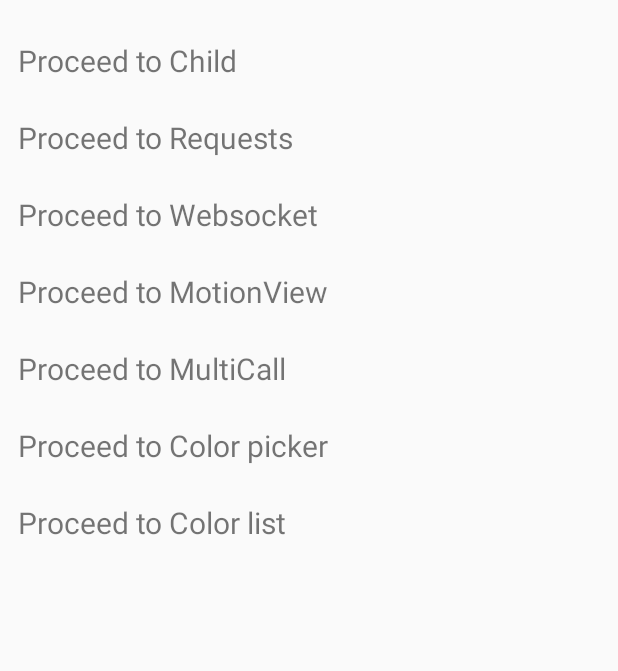
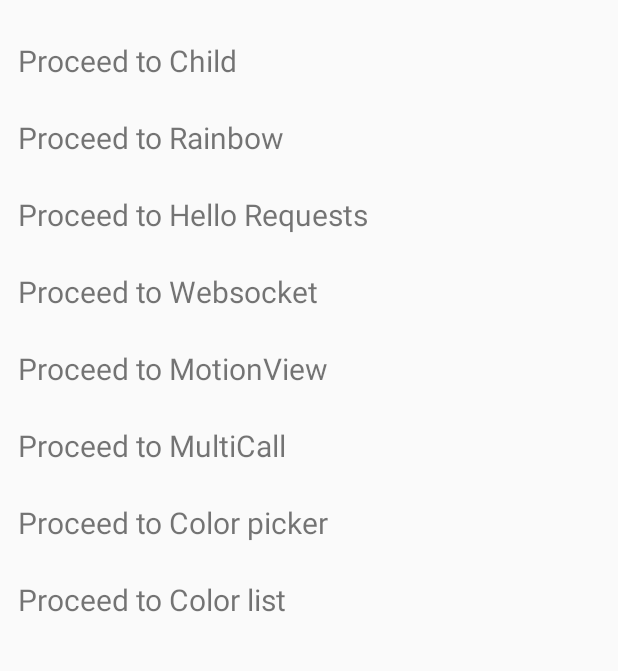
Before and after one commit to ildar2/MySandbox, an Android app: the screen it shows after launch (MainActivity), on a phone screen of 412 x 824 dp, the part 62-733 px from its top. Run offline under Robolectric (Android 15) with nearby library versions, the phone set to English and light mode, and no system bars; our stand-ins replace Timber; libraries missing offline, so code that uses them is left out: org.koin.standalone; 4 statements that could not run were skipped.

Commit message:
Rainbow text game setup

```diff
--- a/app/src/main/java/kz/ildar/sandbox/di/appModule.kt
+++ b/app/src/main/java/kz/ildar/sandbox/di/appModule.kt
@@ -30,6 +30,7 @@ import kz.ildar.sandbox.ui.main.hello.HelloViewModel
 import kz.ildar.sandbox.ui.main.list.ColorListViewModel
 import kz.ildar.sandbox.ui.main.motion.MotionViewModel
 import kz.ildar.sandbox.ui.main.multiCall.MultiCallViewModel
+import kz.ildar.sandbox.ui.main.rainbow.RainbowViewModel
 import kz.ildar.sandbox.ui.main.websocket.WebsocketViewModel
 import okhttp3.OkHttpClient
 import okhttp3.Request
@@ -57,6 +58,7 @@ val appModule = module {
 
     viewModel { MainViewModel() }
     viewModel { ChildViewModel(get()) }
+    viewModel { RainbowViewModel() }
     viewModel { HelloViewModel(get()) }
     viewModel { WebsocketViewModel(get(), get()) }
     viewModel { MotionViewModel() }
--- a/app/src/main/java/kz/ildar/sandbox/ui/BaseViewModel.kt
+++ b/app/src/main/java/kz/ildar/sandbox/ui/BaseViewModel.kt
@@ -25,12 +25,12 @@ import kz.ildar.sandbox.utils.EventWrapper
 import kz.ildar.sandbox.utils.ResourceString
 
 abstract class BaseViewModel(
-    private val contextProvider: CoroutineProvider = CoroutineProvider(),
+    protected val coroutineProvider: CoroutineProvider = CoroutineProvider(),
     private val coroutineJob: Job = Job(),
-    protected val scope: CoroutineScope = CoroutineScope(coroutineJob + contextProvider.IO),
+    protected val scope: CoroutineScope = CoroutineScope(coroutineJob + coroutineProvider.IO),
     private val _statusLiveData: MutableLiveData<Status> = MutableLiveData(),
     private val _errorLiveData: MutableLiveData<EventWrapper<ResourceString>> = MutableLiveData(),
-    protected val uiCaller: UiCaller = UiCallerImpl(scope, contextProvider, _statusLiveData, _errorLiveData)
+    protected val uiCaller: UiCaller = UiCallerImpl(scope, coroutineProvider, _statusLiveData, _errorLiveData)
 ) : ViewModel(), UiProvider by uiCaller {
     override fun onCleared() {
         super.onCleared()
--- a/app/src/main/java/kz/ildar/sandbox/ui/main/MainFragment.kt
+++ b/app/src/main/java/kz/ildar/sandbox/ui/main/MainFragment.kt
@@ -54,7 +54,9 @@ class MainFragment : Fragment() {
 
         viewModel.getData()
 
-        parentView.setOnClickListener(Navigation.createNavigateOnClickListener(R.id.open_childFragment))
+        childView.setOnClickListener(Navigation.createNavigateOnClickListener(R.id.open_childFragment))
+
+        rainbowView.setOnClickListener(Navigation.createNavigateOnClickListener(R.id.open_rainbowFragment))
 
         helloView.setOnClickListener(Navigation.createNavigateOnClickListener(R.id.open_helloFragment))
 
--- a/app/src/main/java/kz/ildar/sandbox/ui/main/websocket/WebsocketViewModel.kt
+++ b/app/src/main/java/kz/ildar/sandbox/ui/main/websocket/WebsocketViewModel.kt
@@ -17,7 +17,6 @@
 package kz.ildar.sandbox.ui.main.websocket
 
 import androidx.lifecycle.MutableLiveData
-import kotlinx.coroutines.Dispatchers
 import kotlinx.coroutines.launch
 import kz.ildar.sandbox.ui.BaseViewModel
 import okhttp3.*
@@ -41,7 +40,7 @@ class WebsocketViewModel(
         webSocket.close(NORMAL_CLOSURE_STATUS, "Goodbye!")
     }
 
-    private fun output(text: String) = scope.launch(Dispatchers.Main) {
+    private fun output(text: String) = scope.launch(coroutineProvider.Main) {
         logLiveData.value = text
     }
 
--- a/app/src/main/res/layout/fragment_main.xml
+++ b/app/src/main/res/layout/fragment_main.xml
@@ -27,7 +27,7 @@
             app:layout_constraintTop_toTopOf="parent" />
 
         <TextView
-            android:id="@+id/parentView"
+            android:id="@+id/childView"
             android:layout_width="match_parent"
             android:layout_height="wrap_content"
             android:text="Proceed to Child"
@@ -38,15 +38,26 @@
             app:layout_constraintTop_toBottomOf="@id/toolbar" />
 
         <TextView
-            android:id="@+id/helloView"
+            android:id="@+id/rainbowView"
             android:layout_width="match_parent"
             android:layout_height="wrap_content"
-            android:text="Proceed to Requests"
+            android:text="Proceed to Rainbow"
             android:textSize="20sp"
             android:padding="12dp"
             android:background="@drawable/ripple"
             app:layout_constraintStart_toStartOf="parent"
-            app:layout_constraintTop_toBottomOf="@id/parentView" />
+            app:layout_constraintTop_toBottomOf="@id/childView" />
+
+        <TextView
+            android:id="@+id/helloView"
+            android:layout_width="match_parent"
+            android:layout_height="wrap_content"
+            android:text="Proceed to Hello Requests"
+            android:textSize="20sp"
+            android:padding="12dp"
+            android:background="@drawable/ripple"
+            app:layout_constraintStart_toStartOf="parent"
+            app:layout_constraintTop_toBottomOf="@id/rainbowView" />
 
         <TextView
             android:id="@+id/websocketView"
--- a/app/src/main/res/navigation/nav_graph.xml
+++ b/app/src/main/res/navigation/nav_graph.xml
@@ -15,6 +15,14 @@
         <action
             android:id="@+id/open_childFragment"
             app:destination="@id/childFragment"
+            app:enterAnim="@anim/slide_from_right"
+            app:exitAnim="@anim/exit_to_left"
+            app:popEnterAnim="@anim/slide_from_left"
+            app:popExitAnim="@anim/exit_to_right" />
+
+        <action
+            android:id="@+id/open_rainbowFragment"
+            app:destination="@id/rainbowFragment"
             app:enterAnim="@anim/slide_from_right"
             app:exitAnim="@anim/exit_to_left"
             app:popEnterAnim="@anim/slide_from_left"
@@ -87,6 +95,12 @@
     </fragment>
 
     <fragment
+        android:id="@+id/rainbowFragment"
+        android:name="kz.ildar.sandbox.ui.main.rainbow.RainbowFragment"
+        android:label="fragment_rainbow"
+        tools:layout="@layout/fragment_rainbow" />
+
+    <fragment
         android:id="@+id/helloFragment"
         android:name="kz.ildar.sandbox.ui.main.hello.HelloFragment"
         android:label="fragment_hello"
```
Also changed, not shown: app/src/main/java/kz/ildar/sandbox/data/model/ColorModel.kt (+7 -1 lines), app/src/main/java/kz/ildar/sandbox/data/model/RainbowModel.kt (added, +13 -0 lines), app/src/main/java/kz/ildar/sandbox/ui/main/rainbow/RainbowFragment.kt (added, +69 -0 lines), app/src/main/java/kz/ildar/sandbox/ui/main/rainbow/RainbowViewModel.kt (added, +38 -0 lines), app/src/main/res/layout/fragment_rainbow.xml (added, +27 -0 lines).
